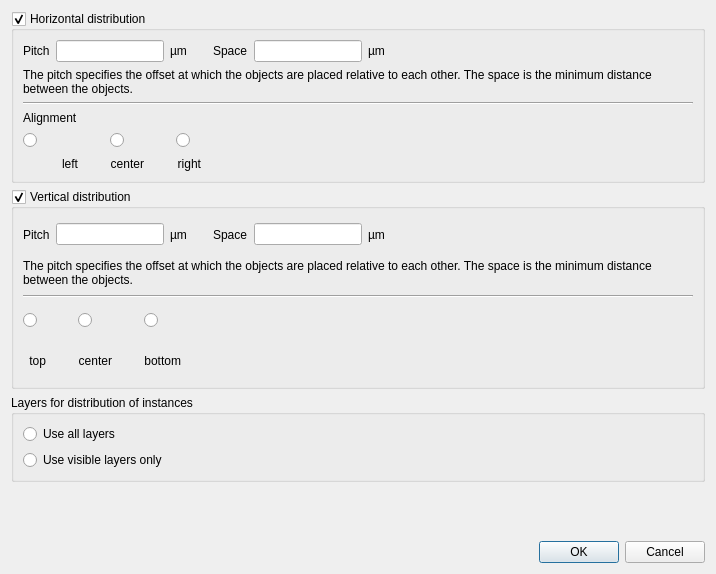
First picture: the form in src/edt/edt/DistributeOptionsDialog.ui, repository KLayout/klayout, before the edit.
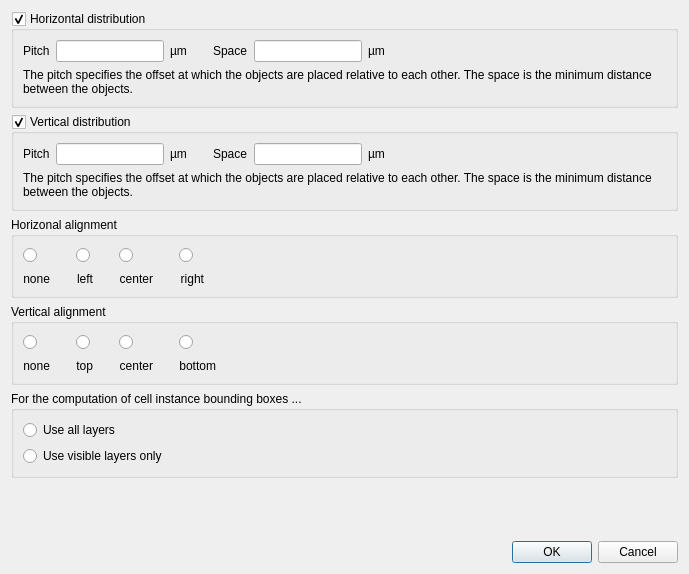
Second picture: the form after the edit. Icons and pictures are not drawn.

Commit message: WIP: new implementation of distribute algorithm - the previous one wasn't really smart.

What changed in the file:
```diff
--- a/src/edt/edt/DistributeOptionsDialog.ui
+++ b/src/edt/edt/DistributeOptionsDialog.ui
@@ -6,7 +6,7 @@
    <rect>
     <x>0</x>
     <y>0</y>
-    <width>716</width>
+    <width>689</width>
     <height>574</height>
    </rect>
   </property>
@@ -23,147 +23,17 @@
       <bool>true</bool>
      </property>
      <layout class="QGridLayout" name="gridLayout_3">
-      <item row="3" column="0" colspan="2">
-       <widget class="QLabel" name="label_5">
+      <item row="1" column="0" colspan="2">
+       <widget class="QLabel" name="label_9">
         <property name="text">
-         <string>Alignment</string>
+         <string>The pitch specifies the offset at which the objects are placed relative to each other. The space is the minimum distance between the objects.</string>
         </property>
-       </widget>
-      </item>
-      <item row="5" column="5">
-       <widget class="QLabel" name="label_8">
-        <property name="text">
-         <string>right</string>
+        <property name="wordWrap">
+         <bool>true</bool>
         </property>
-        <property name="alignment">
-         <set>Qt::AlignRight|Qt::AlignTrailing|Qt::AlignVCenter</set>
-        </property>
        </widget>
       </item>
-      <item row="4" column="4">
-       <spacer name="horizontalSpacer_5">
-        <property name="orientation">
-         <enum>Qt::Horizontal</enum>
-        </property>
-        <property name="sizeType">
-         <enum>QSizePolicy::Fixed</enum>
-        </property>
-        <property name="sizeHint" stdset="0">
-         <size>
-          <width>20</width>
-          <height>20</height>
-         </size>
-        </property>
-       </spacer>
-      </item>
-      <item row="4" column="2">
-       <spacer name="horizontalSpacer_4">
-        <property name="orientation">
-         <enum>Qt::Horizontal</enum>
-        </property>
-        <property name="sizeType">
-         <enum>QSizePolicy::Fixed</enum>
-        </property>
-        <property name="sizeHint" stdset="0">
-         <size>
-          <width>20</width>
-          <height>20</height>
-         </size>
-        </property>
-       </spacer>
-      </item>
-      <item row="5" column="3">
-       <widget class="QLabel" name="label_7">
-        <property name="text">
-         <string>center</string>
-        </property>
-        <property name="alignment">
-         <set>Qt::AlignRight|Qt::AlignTrailing|Qt::AlignVCenter</set>
-        </property>
-       </widget>
-      </item>
-      <item row="4" column="6">
-       <spacer name="horizontalSpacer_3">
-        <property name="orientation">
-         <enum>Qt::Horizontal</enum>
-        </property>
-        <property name="sizeHint" stdset="0">
-         <size>
-          <width>243</width>
-          <height>20</height>
-         </size>
-        </property>
-       </spacer>
-      </item>
-      <item row="4" column="0" colspan="2">
-       <widget class="QRadioButton" name="h_left_rb">
-        <property name="text">
-         <string/>
-        </property>
-        <property name="icon">
-         <iconset resource="../../lay/lay/layResources.qrc">
-          <normaloff>:/align_left.png</normaloff>:/align_left.png</iconset>
-        </property>
-        <property name="iconSize">
-         <size>
-          <width>32</width>
-          <height>32</height>
-         </size>
-        </property>
-       </widget>
-      </item>
-      <item row="4" column="5">
-       <widget class="QRadioButton" name="h_right_rb">
-        <property name="text">
-         <string/>
-        </property>
-        <property name="icon">
-         <iconset resource="../../lay/lay/layResources.qrc">
-          <normaloff>:/align_right.png</normaloff>:/align_right.png</iconset>
-        </property>
-        <property name="iconSize">
-         <size>
-          <width>32</width>
-          <height>32</height>
-         </size>
-        </property>
-       </widget>
-      </item>
-      <item row="2" column="0" colspan="7">
-       <widget class="Line" name="line">
-        <property name="orientation">
-         <enum>Qt::Horizontal</enum>
-        </property>
-       </widget>
-      </item>
-      <item row="4" column="3">
-       <widget class="QRadioButton" name="h_center_rb">
-        <property name="text">
-         <string/>
-        </property>
-        <property name="icon">
-         <iconset resource="../../lay/lay/layResources.qrc">
-          <normaloff>:/align_hcenter.png</normaloff>:/align_hcenter.png</iconset>
-        </property>
-        <property name="iconSize">
-         <size>
-          <width>32</width>
-          <height>32</height>
-         </size>
-        </property>
-       </widget>
-      </item>
-      <item row="5" column="1">
-       <widget class="QLabel" name="label_6">
-        <property name="text">
-         <string>left</string>
-        </property>
-        <property name="alignment">
-         <set>Qt::AlignRight|Qt::AlignTrailing|Qt::AlignVCenter</set>
-        </property>
-       </widget>
-      </item>
-      <item row="0" column="0" colspan="7">
+      <item row="0" column="0" colspan="2">
        <widget class="QFrame" name="frame">
         <property name="frameShape">
          <enum>QFrame::NoFrame</enum>
@@ -264,16 +134,6 @@
         </layout>
        </widget>
       </item>
-      <item row="1" column="0" colspan="7">
-       <widget class="QLabel" name="label_9">
-        <property name="text">
-         <string>The pitch specifies the offset at which the objects are placed relative to each other. The space is the minimum distance between the objects.</string>
-        </property>
-        <property name="wordWrap">
-         <bool>true</bool>
-        </property>
-       </widget>
-      </item>
      </layout>
     </widget>
    </item>
@@ -282,7 +142,7 @@
      <property name="minimumSize">
       <size>
        <width>0</width>
-       <height>200</height>
+       <height>0</height>
       </size>
      </property>
      <property name="title">
@@ -291,87 +151,8 @@
      <property name="checkable">
       <bool>true</bool>
      </property>
-     <layout class="QGridLayout" name="gridLayout_2">
-      <item row="3" column="4">
-       <spacer name="horizontalSpacer_8">
-        <property name="orientation">
-         <enum>Qt::Horizontal</enum>
-        </property>
-        <property name="sizeType">
-         <enum>QSizePolicy::Fixed</enum>
-        </property>
-        <property name="sizeHint" stdset="0">
-         <size>
-          <width>20</width>
-          <height>20</height>
-         </size>
-        </property>
-       </spacer>
-      </item>
-      <item row="3" column="2">
-       <spacer name="horizontalSpacer_7">
-        <property name="orientation">
-         <enum>Qt::Horizontal</enum>
-        </property>
-        <property name="sizeType">
-         <enum>QSizePolicy::Fixed</enum>
-        </property>
-        <property name="sizeHint" stdset="0">
-         <size>
-          <width>20</width>
-          <height>20</height>
-         </size>
-        </property>
-       </spacer>
-      </item>
-      <item row="4" column="1">
-       <widget class="QLabel" name="label_2">
-        <property name="text">
-         <string>top</string>
-        </property>
-        <property name="alignment">
-         <set>Qt::AlignRight|Qt::AlignTrailing|Qt::AlignVCenter</set>
-        </property>
-       </widget>
-      </item>
-      <item row="3" column="3">
-       <widget class="QRadioButton" name="v_center_rb">
-        <property name="text">
-         <string/>
-        </property>
-        <property name="icon">
-         <iconset resource="../../lay/lay/layResources.qrc">
-          <normaloff>:/align_vcenter.png</normaloff>:/align_vcenter.png</iconset>
-        </property>
-        <property name="iconSize">
-         <size>
-          <width>32</width>
-          <height>32</height>
-         </size>
-        </property>
-       </widget>
-      </item>
-      <item row="3" column="6">
-       <spacer name="horizontalSpacer_2">
-        <property name="orientation">
-         <enum>Qt::Horizontal</enum>
-        </property>
-        <property name="sizeHint" stdset="0">
-         <size>
-          <width>243</width>
-          <height>34</height>
-         </size>
-        </property>
-       </spacer>
-      </item>
-      <item row="2" column="0" colspan="7">
-       <widget class="Line" name="line_2">
-        <property name="orientation">
-         <enum>Qt::Horizontal</enum>
-        </property>
-       </widget>
-      </item>
-      <item row="0" column="0" colspan="7">
+     <layout class="QGridLayout" name="gridLayout_4">
+      <item row="0" column="0">
        <widget class="QFrame" name="frame_2">
         <property name="frameShape">
          <enum>QFrame::NoFrame</enum>
@@ -472,44 +253,7 @@
         </layout>
        </widget>
       </item>
-      <item row="4" column="3">
-       <widget class="QLabel" name="label_3">
-        <property name="text">
-         <string>center</string>
-        </property>
-        <property name="alignment">
-         <set>Qt::AlignRight|Qt::AlignTrailing|Qt::AlignVCenter</set>
-        </property>
-       </widget>
-      </item>
-      <item row="4" column="5">
-       <widget class="QLabel" name="label_4">
-        <property name="text">
-         <string>bottom</string>
-        </property>
-        <property name="alignment">
-         <set>Qt::AlignRight|Qt::AlignTrailing|Qt::AlignVCenter</set>
-        </property>
-       </widget>
-      </item>
-      <item row="3" column="5">
-       <widget class="QRadioButton" name="v_bottom_rb">
-        <property name="text">
-         <string/>
-        </property>
-        <property name="icon">
-         <iconset resource="../../lay/lay/layResources.qrc">
-          <normaloff>:/align_bottom.png</normaloff>:/align_bottom.png</iconset>
-        </property>
-        <property name="iconSize">
-         <size>
-          <width>32</width>
-          <height>32</height>
-         </size>
-        </property>
-       </widget>
-      </item>
-      <item row="1" column="0" colspan="7">
+      <item row="1" column="0">
        <widget class="QLabel" name="label_22">
         <property name="text">
          <string>The pitch specifies the offset at which the objects are placed relative to each other. The space is the minimum distance between the objects.</string>
@@ -519,7 +263,227 @@
         </property>
        </widget>
       </item>
-      <item row="3" column="0" colspan="2">
+     </layout>
+    </widget>
+   </item>
+   <item>
+    <widget class="QGroupBox" name="groupBox_4">
+     <property name="title">
+      <string>Horizonal alignment</string>
+     </property>
+     <layout class="QGridLayout" name="gridLayout_5">
+      <item row="0" column="0">
+       <widget class="QRadioButton" name="h_none_rb">
+        <property name="text">
+         <string/>
+        </property>
+        <property name="icon">
+         <iconset resource="../../lay/lay/layResources.qrc">
+          <normaloff>:/align_none.png</normaloff>:/align_none.png</iconset>
+        </property>
+        <property name="iconSize">
+         <size>
+          <width>32</width>
+          <height>32</height>
+         </size>
+        </property>
+       </widget>
+      </item>
+      <item row="0" column="1">
+       <spacer name="horizontalSpacer_14">
+        <property name="orientation">
+         <enum>Qt::Horizontal</enum>
+        </property>
+        <property name="sizeType">
+         <enum>QSizePolicy::Fixed</enum>
+        </property>
+        <property name="sizeHint" stdset="0">
+         <size>
+          <width>20</width>
+          <height>20</height>
+         </size>
+        </property>
+       </spacer>
+      </item>
+      <item row="0" column="2">
+       <widget class="QRadioButton" name="h_left_rb">
+        <property name="text">
+         <string/>
+        </property>
+        <property name="icon">
+         <iconset resource="../../lay/lay/layResources.qrc">
+          <normaloff>:/align_left.png</normaloff>:/align_left.png</iconset>
+        </property>
+        <property name="iconSize">
+         <size>
+          <width>32</width>
+          <height>32</height>
+         </size>
+        </property>
+       </widget>
+      </item>
+      <item row="0" column="3">
+       <spacer name="horizontalSpacer_4">
+        <property name="orientation">
+         <enum>Qt::Horizontal</enum>
+        </property>
+        <property name="sizeType">
+         <enum>QSizePolicy::Fixed</enum>
+        </property>
+        <property name="sizeHint" stdset="0">
+         <size>
+          <width>20</width>
+          <height>20</height>
+         </size>
+        </property>
+       </spacer>
+      </item>
+      <item row="0" column="4">
+       <widget class="QRadioButton" name="h_center_rb">
+        <property name="text">
+         <string/>
+        </property>
+        <property name="icon">
+         <iconset resource="../../lay/lay/layResources.qrc">
+          <normaloff>:/align_hcenter.png</normaloff>:/align_hcenter.png</iconset>
+        </property>
+        <property name="iconSize">
+         <size>
+          <width>32</width>
+          <height>32</height>
+         </size>
+        </property>
+       </widget>
+      </item>
+      <item row="0" column="5">
+       <spacer name="horizontalSpacer_5">
+        <property name="orientation">
+         <enum>Qt::Horizontal</enum>
+        </property>
+        <property name="sizeType">
+         <enum>QSizePolicy::Fixed</enum>
+        </property>
+        <property name="sizeHint" stdset="0">
+         <size>
+          <width>20</width>
+          <height>20</height>
+         </size>
+        </property>
+       </spacer>
+      </item>
+      <item row="0" column="6">
+       <widget class="QRadioButton" name="h_right_rb">
+        <property name="text">
+         <string/>
+        </property>
+        <property name="icon">
+         <iconset resource="../../lay/lay/layResources.qrc">
+          <normaloff>:/align_right.png</normaloff>:/align_right.png</iconset>
+        </property>
+        <property name="iconSize">
+         <size>
+          <width>32</width>
+          <height>32</height>
+         </size>
+        </property>
+       </widget>
+      </item>
+      <item row="0" column="7">
+       <spacer name="horizontalSpacer_3">
+        <property name="orientation">
+         <enum>Qt::Horizontal</enum>
+        </property>
+        <property name="sizeHint" stdset="0">
+         <size>
+          <width>245</width>
+          <height>20</height>
+         </size>
+        </property>
+       </spacer>
+      </item>
+      <item row="1" column="0">
+       <widget class="QLabel" name="label_23">
+        <property name="text">
+         <string>none</string>
+        </property>
+        <property name="alignment">
+         <set>Qt::AlignRight|Qt::AlignTrailing|Qt::AlignVCenter</set>
+        </property>
+       </widget>
+      </item>
+      <item row="1" column="2">
+       <widget class="QLabel" name="label_6">
+        <property name="text">
+         <string>left</string>
+        </property>
+        <property name="alignment">
+         <set>Qt::AlignRight|Qt::AlignTrailing|Qt::AlignVCenter</set>
+        </property>
+       </widget>
+      </item>
+      <item row="1" column="4">
+       <widget class="QLabel" name="label_7">
+        <property name="text">
+         <string>center</string>
+        </property>
+        <property name="alignment">
+         <set>Qt::AlignRight|Qt::AlignTrailing|Qt::AlignVCenter</set>
+        </property>
+       </widget>
+      </item>
+      <item row="1" column="6">
+       <widget class="QLabel" name="label_8">
+        <property name="text">
+         <string>right</string>
+        </property>
+        <property name="alignment">
+         <set>Qt::AlignRight|Qt::AlignTrailing|Qt::AlignVCenter</set>
+        </property>
+       </widget>
+      </item>
+     </layout>
+    </widget>
+   </item>
+   <item>
+    <widget class="QGroupBox" name="groupBox">
+     <property name="title">
+      <string>Vertical alignment</string>
+     </property>
+     <layout class="QGridLayout" name="gridLayout_2">
+      <item row="0" column="0">
+       <widget class="QRadioButton" name="v_none_rb">
+        <property name="text">
+         <string/>
+        </property>
+        <property name="icon">
+         <iconset resource="../../lay/lay/layResources.qrc">
+          <normaloff>:/align_none.png</normaloff>:/align_none.png</iconset>
+        </property>
+        <property name="iconSize">
+         <size>
+          <width>32</width>
+          <height>32</height>
+         </size>
+        </property>
+       </widget>
+      </item>
+      <item row="0" column="1">
+       <spacer name="horizontalSpacer_15">
+        <property name="orientation">
+         <enum>Qt::Horizontal</enum>
+        </property>
+        <property name="sizeType">
+         <enum>QSizePolicy::Fixed</enum>
+        </property>
+        <property name="sizeHint" stdset="0">
+         <size>
+          <width>20</width>
+          <height>20</height>
+         </size>
+        </property>
+       </spacer>
+      </item>
+      <item row="0" column="2">
        <widget class="QRadioButton" name="v_top_rb">
         <property name="text">
          <string/>
@@ -536,13 +500,132 @@
         </property>
        </widget>
       </item>
+      <item row="0" column="3">
+       <spacer name="horizontalSpacer_8">
+        <property name="orientation">
+         <enum>Qt::Horizontal</enum>
+        </property>
+        <property name="sizeType">
+         <enum>QSizePolicy::Fixed</enum>
+        </property>
+        <property name="sizeHint" stdset="0">
+         <size>
+          <width>20</width>
+          <height>20</height>
+         </size>
+        </property>
+       </spacer>
+      </item>
+      <item row="0" column="4">
+       <widget class="QRadioButton" name="v_center_rb">
+        <property name="text">
+         <string/>
+        </property>
+        <property name="icon">
+         <iconset resource="../../lay/lay/layResources.qrc">
+          <normaloff>:/align_vcenter.png</normaloff>:/align_vcenter.png</iconset>
+        </property>
+        <property name="iconSize">
+         <size>
+          <width>32</width>
+          <height>32</height>
+         </size>
+        </property>
+       </widget>
+      </item>
+      <item row="0" column="5">
+       <spacer name="horizontalSpacer_7">
+        <property name="orientation">
+         <enum>Qt::Horizontal</enum>
+        </property>
+        <property name="sizeType">
+         <enum>QSizePolicy::Fixed</enum>
+        </property>
+        <property name="sizeHint" stdset="0">
+         <size>
+          <width>20</width>
+          <height>20</height>
+         </size>
+        </property>
+       </spacer>
+      </item>
+      <item row="0" column="6">
+       <widget class="QRadioButton" name="v_bottom_rb">
+        <property name="text">
+         <string/>
+        </property>
+        <property name="icon">
+         <iconset resource="../../lay/lay/layResources.qrc">
+          <normaloff>:/align_bottom.png</normaloff>:/align_bottom.png</iconset>
+        </property>
+        <property name="iconSize">
+         <size>
+          <width>32</width>
+          <height>32</height>
+         </size>
+        </property>
+       </widget>
+      </item>
+      <item row="0" column="7">
+       <spacer name="horizontalSpacer_6">
+        <property name="orientation">
+         <enum>Qt::Horizontal</enum>
+        </property>
+        <property name="sizeHint" stdset="0">
+         <size>
+          <width>245</width>
+          <height>20</height>
+         </size>
+        </property>
+       </spacer>
+      </item>
+      <item row="1" column="0">
+       <widget class="QLabel" name="label_16">
+        <property name="text">
+         <string>none</string>
+        </property>
+        <property name="alignment">
+         <set>Qt::AlignRight|Qt::AlignTrailing|Qt::AlignVCenter</set>
+        </property>
+       </widget>
+      </item>
+      <item row="1" column="2">
+       <widget class="QLabel" name="label_14">
+        <property name="text">
+         <string>top</string>
+        </property>
+        <property name="alignment">
+         <set>Qt::AlignRight|Qt::AlignTrailing|Qt::AlignVCenter</set>
+        </property>
+       </widget>
+      </item>
+      <item row="1" column="4">
+       <widget class="QLabel" name="label_15">
+        <property name="text">
+         <string>center</string>
+        </property>
+        <property name="alignment">
+         <set>Qt::AlignRight|Qt::AlignTrailing|Qt::AlignVCenter</set>
+        </property>
+       </widget>
+      </item>
+      <item row="1" column="6">
+       <widget class="QLabel" name="label_17">
+        <property name="text">
+         <string>bottom</string>
+        </property>
+        <property name="alignment">
+         <set>Qt::AlignRight|Qt::AlignTrailing|Qt::AlignVCenter</set>
+        </property>
+       </widget>
+      </item>
      </layout>
     </widget>
    </item>
    <item>
     <widget class="QGroupBox" name="groupBox_3">
      <property name="title">
-      <string>Layers for distribution of instances</string>
+      <string>For the computation of cell instance bounding boxes ...</string>
      </property>
      <layout class="QGridLayout" name="gridLayout">
       <item row="1" column="0">
```
Left out of the diff: 6 changed lines with no effect on the pictures. The commit also changes 4 other files.
